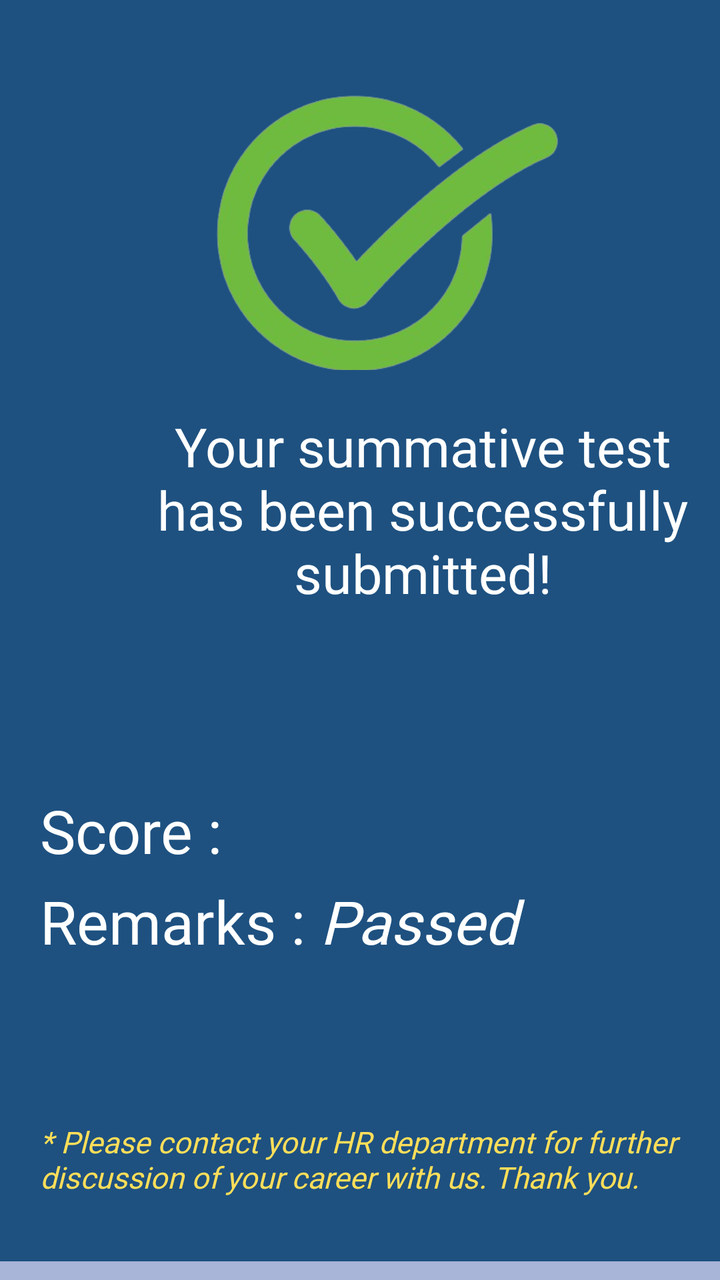
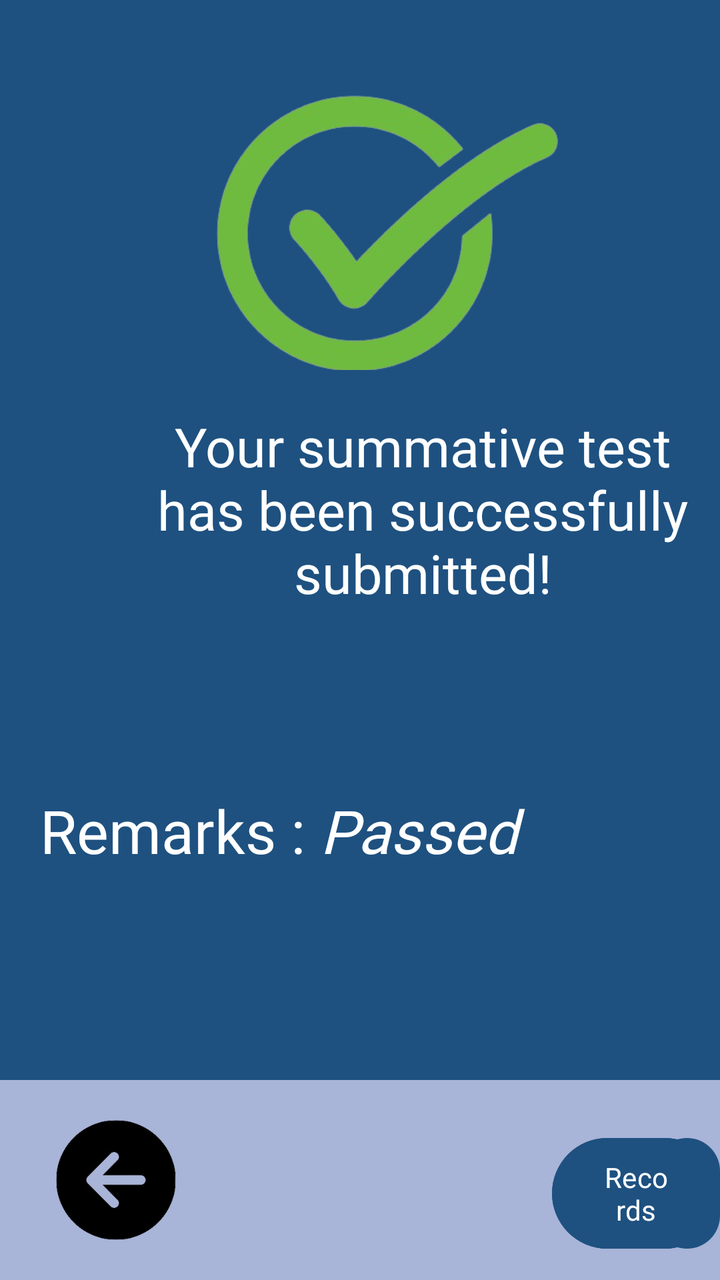

The first picture is an Android layout as it rendered before a commit; the second is the same layout after the commit. The layout source and the unified diff follow.
<!-- AndroidManifest.xml: application theme Theme.FinalsApplication -->
<!-- res/layout/submission_page_success1.xml -->
<RelativeLayout xmlns:android="http://schemas.android.com/apk/res/android"
    android:layout_width="match_parent"
    android:layout_height="match_parent"
    xmlns:tools="http://schemas.android.com/tools"
    xmlns:app="http://schemas.android.com/apk/res-auto"
    android:background="@color/ourBlue">

    <LinearLayout
        android:layout_width="match_parent"
        android:layout_height="wrap_content"
        android:orientation="vertical">

        <LinearLayout
            android:layout_width="match_parent"
            android:layout_height="185dp"
            android:layout_alignParentTop="true"
            android:background="#1e5180">

            <ImageView
                android:id="@+id/imageView"
                android:layout_width="wrap_content"
                android:layout_height="230dp"
                android:layout_weight="1"
                android:background="?android:attr/selectableItemBackground"
                android:scaleType="fitCenter"
                android:src="@drawable/checkmark_icon" />
        </LinearLayout>


        <TextView
            android:id="@+id/textViewLesson1"
            android:layout_width="313dp"
            android:layout_height="100dp"
            android:layout_marginStart="55dp"
            android:layout_marginTop="20dp"
            android:fontFamily="@font/roboto_regular"
            android:text="Your summative test has been successfully submitted!"
            android:textAlignment="center"
            android:textColor="@color/white"
            android:textSize="27sp" />

        <TextView
            android:id="@+id/textView2"
            android:layout_width="match_parent"
            android:layout_height="55dp"
            android:layout_marginStart="20dp"
            android:layout_marginTop="90dp"
            android:fontFamily="@font/roboto_black"
            android:text="Score : "
            android:textAlignment="textStart"
            android:textColor="@color/white"
            android:textSize="30sp" />

        <TextView
            android:id="@+id/textView4"
            android:layout_width="match_parent"
            android:layout_height="wrap_content"
            android:layout_marginStart="20dp"
            android:layout_marginTop="-10dp"
            android:fontFamily="@font/roboto_black"
            android:text="@string/remarks_passed"
            android:textAlignment="textStart"
            android:textColor="@color/white"
            android:textSize="30sp" />

        <TextView
            android:id="@+id/textView6"
            android:layout_width="match_parent"
            android:layout_height="70dp"
            android:layout_marginStart="20dp"
            android:layout_marginTop="80dp"
            android:fontFamily="@font/roboto_black"
            android:text="* Please contact your HR department for further discussion of your career with us. Thank you."
            android:textAlignment="textStart"
            android:textColor="#FFDE59"
            android:textSize="15sp"
            android:textStyle="italic" />

        <LinearLayout
            android:layout_width="match_parent"
            android:layout_height="100dip"
            android:layout_alignParentBottom="true"
            android:background="#a8b4d8">

            <ImageButton
                android:id="@+id/imageButtonBackTP1"
                android:layout_width="76dp"
                android:layout_height="wrap_content"
                android:layout_marginStart="20dp"
                android:layout_marginTop="20dp"
                android:layout_marginBottom="20dp"
                android:background="?android:attr/selectableItemBackground"
                android:scaleType="fitCenter"
                android:src="@drawable/arrowleft" />
        </LinearLayout>
    </LinearLayout>
</RelativeLayout>
<!-- resources referenced by this layout -->
<resources>
  <color name="ourBlue">#1e5180</color>
  <color name="white">#FFFFFFFF</color>
  <!-- drawable arrowleft: png bitmap (drawable, 16559 bytes) -->
  <!-- drawable checkmark_icon: png bitmap (drawable, 75847 bytes) -->
  <string name="remarks_passed">Remarks : <i>Passed</i></string>
  <style name="Theme.FinalsApplication" parent="Base.Theme.FinalsApplication" />
  <style name="Base.Theme.FinalsApplication" parent="Theme.Material3.DayNight.NoActionBar">
          
          
          <item name="android:statusBarColor">#00000000</item>
      </style>
</resources>

<!-- the commit's change to res/layout/submission_page_success1.xml (unified diff, before → after) -->
@@ -1,7 +1,6 @@
 <RelativeLayout xmlns:android="http://schemas.android.com/apk/res/android"
     android:layout_width="match_parent"
     android:layout_height="match_parent"
-    xmlns:tools="http://schemas.android.com/tools"
     xmlns:app="http://schemas.android.com/apk/res-auto"
     android:background="@color/ourBlue">
 
@@ -26,7 +25,6 @@
                 android:src="@drawable/checkmark_icon" />
         </LinearLayout>
 
-
         <TextView
             android:id="@+id/textViewLesson1"
             android:layout_width="313dp"
@@ -40,23 +38,12 @@
             android:textSize="27sp" />
 
         <TextView
-            android:id="@+id/textView2"
-            android:layout_width="match_parent"
-            android:layout_height="55dp"
-            android:layout_marginStart="20dp"
-            android:layout_marginTop="90dp"
-            android:fontFamily="@font/roboto_black"
-            android:text="Score : "
-            android:textAlignment="textStart"
-            android:textColor="@color/white"
-            android:textSize="30sp" />
-
-        <TextView
             android:id="@+id/textView4"
             android:layout_width="match_parent"
             android:layout_height="wrap_content"
             android:layout_marginStart="20dp"
-            android:layout_marginTop="-10dp"
+            android:layout_marginTop="90dp"
+            android:layout_marginBottom="45dp"
             android:fontFamily="@font/roboto_black"
             android:text="@string/remarks_passed"
             android:textAlignment="textStart"
@@ -66,32 +53,49 @@
         <TextView
             android:id="@+id/textView6"
             android:layout_width="match_parent"
-            android:layout_height="70dp"
+            android:layout_height="wrap_content"
+            android:layout_below="@+id/textView4"
             android:layout_marginStart="20dp"
-            android:layout_marginTop="80dp"
+            android:layout_marginTop="60dp"
+            android:layout_marginEnd="20dp"
+            android:layout_above="@id/imageButtonBackTP1"
             android:fontFamily="@font/roboto_black"
             android:text="* Please contact your HR department for further discussion of your career with us. Thank you."
             android:textAlignment="textStart"
             android:textColor="#FFDE59"
             android:textSize="15sp"
             android:textStyle="italic" />
+    </LinearLayout>
 
-        <LinearLayout
-            android:layout_width="match_parent"
-            android:layout_height="100dip"
-            android:layout_alignParentBottom="true"
-            android:background="#a8b4d8">
+    <LinearLayout
+        android:layout_width="match_parent"
+        android:layout_height="100dp"
+        android:layout_alignParentBottom="true"
+        android:background="#a8b4d8">
 
-            <ImageButton
-                android:id="@+id/imageButtonBackTP1"
-                android:layout_width="76dp"
-                android:layout_height="wrap_content"
-                android:layout_marginStart="20dp"
-                android:layout_marginTop="20dp"
-                android:layout_marginBottom="20dp"
-                android:background="?android:attr/selectableItemBackground"
-                android:scaleType="fitCenter"
-                android:src="@drawable/arrowleft" />
-        </LinearLayout>
+        <ImageButton
+            android:id="@+id/imageButtonBackTP1"
+            android:layout_width="76dp"
+            android:layout_height="wrap_content"
+            android:layout_marginStart="20dp"
+            android:layout_marginTop="20dp"
+            android:layout_marginBottom="20dp"
+            android:background="?android:attr/selectableItemBackground"
+            android:scaleType="fitCenter"
+            android:src="@drawable/arrowleft"
+            android:contentDescription="Back to Dashboard"/>
+
+        <Button
+            android:id="@+id/buttonRecords"
+            android:layout_width="wrap_content"
+            android:layout_height="wrap_content"
+            android:layout_marginStart="180dp"
+            android:layout_marginTop="29dp"
+            android:background="@drawable/rounded_button"
+            android:fontFamily="@font/roboto_light"
+            android:scaleType="fitCenter"
+            android:text="Records"
+            android:textColor="@color/white"
+            app:backgroundTint="#1e5180" />
     </LinearLayout>
 </RelativeLayout>
<!-- resource entries referenced after the edit -->
@@ -4,6 +4,39 @@
   <color name="white">#FFFFFFFF</color>
   <!-- drawable arrowleft: png bitmap (drawable, 16559 bytes) -->
   <!-- drawable checkmark_icon: png bitmap (drawable, 75847 bytes) -->
+  <!-- drawable rounded_button (drawable) -->
+  <?xml version="1.0" encoding="utf-8"?>
+  <layer-list xmlns:android="http://schemas.android.com/apk/res/android">
+  
+      <item>
+          <shape>
+              <corners android:radius="51dp" /> 
+              <solid android:color="#1e5180" />
+          </shape>
+      </item>
+  
+      <item android:left="51dp">
+          <shape>
+              <solid android:color="#1e5180" />
+              <corners android:radius="51dp" /> 
+              <corners android:topRightRadius="51dp"
+                  android:topLeftRadius="51dp"
+                  android:bottomRightRadius="51dp"
+                  android:bottomLeftRadius="51dp"/>
+          </shape>
+      </item>
+  
+      <item>
+          <shape>
+              
+              <corners android:radius="51dp" /> 
+              <solid android:color="@android:color/transparent" />
+              <stroke
+                  android:width="1dp"
+                  android:color="#1e5180" />
+          </shape>
+      </item>
+  </layer-list>
   <string name="remarks_passed">Remarks : <i>Passed</i></string>
   <style name="Theme.FinalsApplication" parent="Base.Theme.FinalsApplication" />
   <style name="Base.Theme.FinalsApplication" parent="Theme.Material3.DayNight.NoActionBar">
